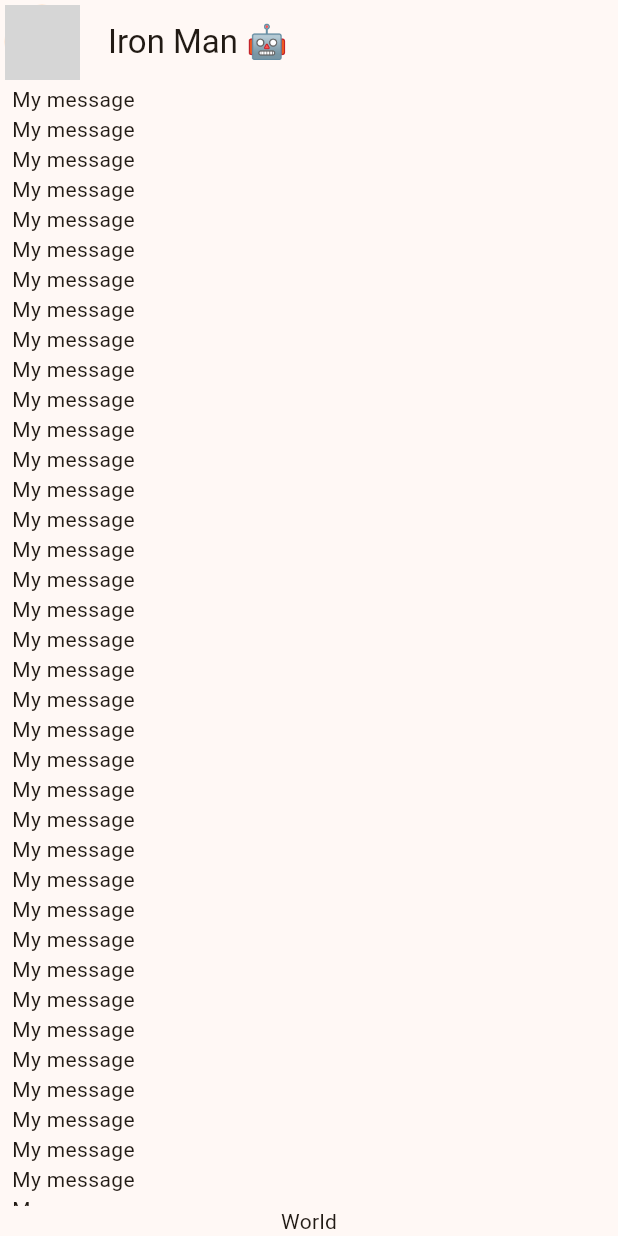
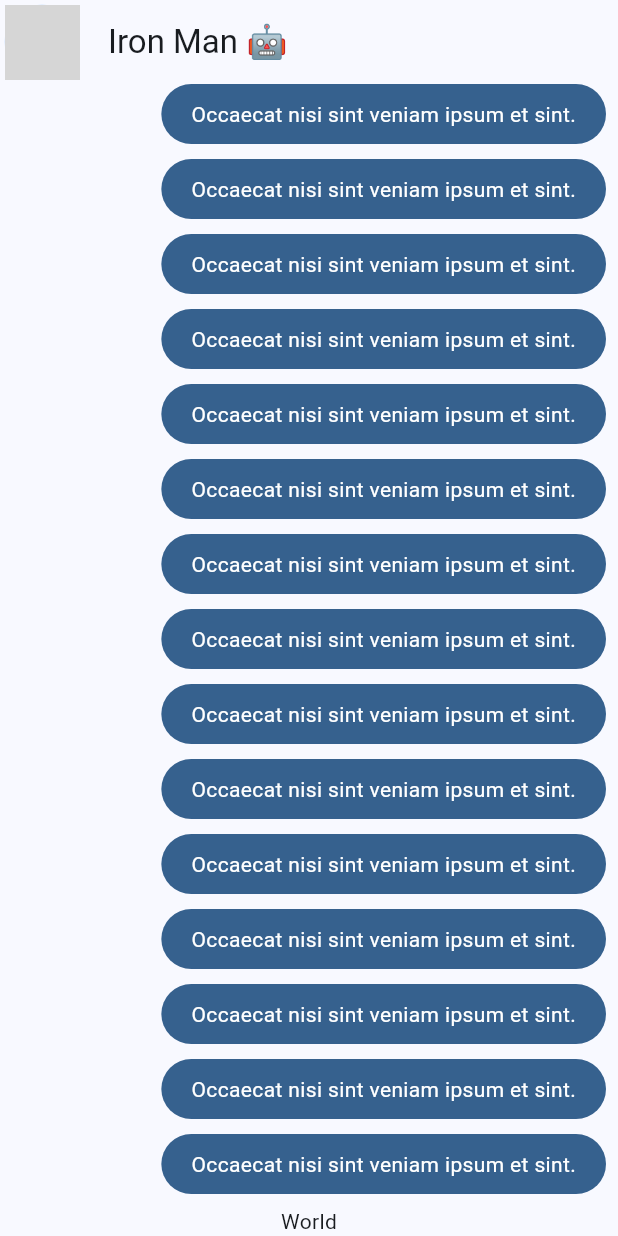
Before and after one commit to OscarFMdev/yes_no_app, a Flutter app: the screen it shows after launch, on a phone screen of 412 x 824 dp. Run offline on Flutter 3.47's test engine with Material 2 defaults, Android fonts, the phone set to English and light mode, and no system bars; network calls fail; grey boxes are pictures that could not be loaded.

Commit message:
Add my message bubbles

```diff
--- a/lib/main.dart
+++ b/lib/main.dart
@@ -10,7 +10,7 @@ class MyApp extends StatelessWidget {
   @override
   Widget build(BuildContext context) {
     return MaterialApp(
-      theme: AppTheme( selectedColor: 3).theme(),
+      theme: AppTheme( selectedColor: 1).theme(),
       debugShowCheckedModeBanner: false,
       title: 'Yes No App',
       home: const ChatScreen(),
--- a/lib/presentation/screens/chat/chat_screen.dart
+++ b/lib/presentation/screens/chat/chat_screen.dart
@@ -8,7 +8,7 @@ class ChatScreen extends StatelessWidget { // When it's a Screen it returns a Sc
   Widget build(BuildContext context) {
     return Scaffold(
       appBar: AppBar(
-        title: Text('Iron Man 🤖'),
+        title: const Text('Iron Man 🤖'),
         centerTitle: false, // Android doesn't center the title by default
         leading: const Padding(
           padding: EdgeInsets.all(3.0),
@@ -34,7 +34,7 @@ class _ChatView extends StatelessWidget {
           children: [
             Expanded(child: ListView.builder(
               itemCount: 100, // To generate 100 elements
-              itemBuilder: (cotext, index) { // context is _ChatView, index is generated index
+              itemBuilder: (context, index) { // context is _ChatView, index is generated index
               return const MyMessageBubble();
             })),
             const Text('World')
--- a/lib/presentation/widgets/chat/my_message_bubble.dart
+++ b/lib/presentation/widgets/chat/my_message_bubble.dart
@@ -5,6 +5,22 @@ class MyMessageBubble extends StatelessWidget {
 
   @override
   Widget build(BuildContext context) {
-    return Text('My message');
+    final colors = Theme.of(context).colorScheme;
+    return Column(
+      crossAxisAlignment: CrossAxisAlignment.end,
+      children: [
+        Container(
+          decoration: BoxDecoration(
+            color: colors.primary,
+            borderRadius: BorderRadius.circular(20)
+          ),
+          child: const Padding(
+            padding: EdgeInsets.symmetric(horizontal: 20, vertical: 10),
+            child: Text('Occaecat nisi sint veniam ipsum et sint.', style: TextStyle(color: Colors.white)),
+          ),
+        ),
+        const SizedBox(height: 10)
+      ],
+    );
   }
 }
```
